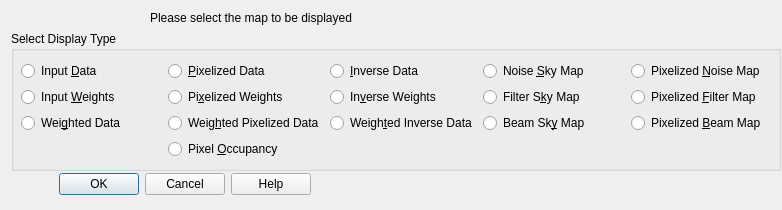
Old version of the form src/UIs/Qt-analyzer/mapselectdlg.ui in the repository wayman0/CAPS-Analyzer.
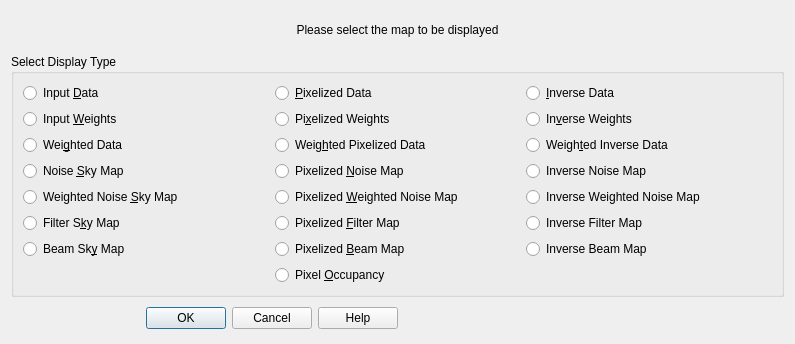
New version of the form.

The edit to the form file:
```diff
--- a/src/UIs/Qt-analyzer/mapselectdlg.ui
+++ b/src/UIs/Qt-analyzer/mapselectdlg.ui
@@ -6,8 +6,8 @@
    <rect>
     <x>0</x>
     <y>0</y>
-    <width>782</width>
-    <height>210</height>
+    <width>795</width>
+    <height>344</height>
    </rect>
   </property>
   <property name="minimumSize">
@@ -19,7 +19,7 @@
   <property name="windowTitle">
    <string>Dialog</string>
   </property>
-  <layout class="QFormLayout" name="formLayout">
+  <layout class="QGridLayout" name="gridLayout_2">
    <item row="0" column="0">
     <widget class="QLabel" name="title">
      <property name="minimumSize">
@@ -47,34 +47,11 @@
      <property name="title">
       <string>Select Display Type</string>
      </property>
-     <widget class="QWidget" name="layoutWidget">
-      <property name="geometry">
-       <rect>
-        <x>10</x>
-        <y>30</y>
-        <width>751</width>
-        <height>98</height>
-       </rect>
-      </property>
       <layout class="QGridLayout" name="gridLayout">
-       <item row="1" column="3">
-        <widget class="QRadioButton" name="filterSkyButton">
+      <item row="0" column="0">
+       <widget class="QRadioButton" name="dataButton">
          <property name="text">
-          <string>Filter S&amp;ky Map</string>
-         </property>
-        </widget>
-       </item>
-       <item row="1" column="2">
-        <widget class="QRadioButton" name="inverseWeightsButton">
-         <property name="text">
-          <string>In&amp;verse Weights</string>
-         </property>
-        </widget>
-       </item>
-       <item row="0" column="2">
-        <widget class="QRadioButton" name="inverseDataButton">
-         <property name="text">
-          <string>&amp;Inverse Data</string>
+         <string>Input &amp;Data</string>
          </property>
         </widget>
        </item>
@@ -85,10 +62,10 @@
          </property>
         </widget>
        </item>
-       <item row="2" column="2">
-        <widget class="QRadioButton" name="combinedInverseButton">
+      <item row="0" column="2">
+       <widget class="QRadioButton" name="inverseDataButton">
          <property name="text">
-          <string>Weigh&amp;ted Inverse Data</string>
+         <string>&amp;Inverse Data</string>
          </property>
         </widget>
        </item>
@@ -99,31 +76,17 @@
          </property>
         </widget>
        </item>
-       <item row="3" column="1">
-        <widget class="QRadioButton" name="pixelOccupancyButton">
+      <item row="1" column="1">
+       <widget class="QRadioButton" name="pixelWeightsButton">
          <property name="text">
-          <string>Pixel &amp;Occupancy</string>
+         <string>Pi&amp;xelized Weights</string>
          </property>
         </widget>
        </item>
-       <item row="0" column="0">
-        <widget class="QRadioButton" name="dataButton">
+      <item row="1" column="2">
+       <widget class="QRadioButton" name="inverseWeightsButton">
          <property name="text">
-          <string>Input &amp;Data</string>
-         </property>
-        </widget>
-       </item>
-       <item row="0" column="3">
-        <widget class="QRadioButton" name="noiseSkyButton">
-         <property name="text">
-          <string>Noise &amp;Sky Map</string>
-         </property>
-        </widget>
-       </item>
-       <item row="2" column="3">
-        <widget class="QRadioButton" name="beamSkyButton">
-         <property name="text">
-          <string>Beam Sk&amp;y Map</string>
+         <string>In&amp;verse Weights</string>
          </property>
         </widget>
        </item>
@@ -141,36 +104,105 @@
          </property>
         </widget>
        </item>
-       <item row="1" column="1">
-        <widget class="QRadioButton" name="pixelWeightsButton">
+      <item row="2" column="2">
+       <widget class="QRadioButton" name="combinedInverseButton">
          <property name="text">
-          <string>Pi&amp;xelized Weights</string>
+         <string>Weigh&amp;ted Inverse Data</string>
          </property>
         </widget>
        </item>
-       <item row="0" column="4">
+      <item row="3" column="0">
+       <widget class="QRadioButton" name="noiseSkyButton">
+        <property name="text">
+         <string>Noise &amp;Sky Map</string>
+        </property>
+       </widget>
+      </item>
+      <item row="3" column="1">
         <widget class="QRadioButton" name="noiseButton">
          <property name="text">
           <string>Pixelized &amp;Noise Map</string>
          </property>
         </widget>
        </item>
-       <item row="1" column="4">
+      <item row="3" column="2">
+       <widget class="QRadioButton" name="invNoiseButton">
+        <property name="text">
+         <string>Inverse Noise Map</string>
+        </property>
+       </widget>
+      </item>
+      <item row="4" column="0">
+       <widget class="QRadioButton" name="weightedNoiseSkyButton">
+        <property name="text">
+         <string>Weighted Noise &amp;Sky Map</string>
+        </property>
+       </widget>
+      </item>
+      <item row="4" column="1">
+       <widget class="QRadioButton" name="pixelWeightedNoiseButton">
+        <property name="text">
+         <string>Pixelized &amp;Weighted Noise Map</string>
+        </property>
+       </widget>
+      </item>
+      <item row="4" column="2">
+       <widget class="QRadioButton" name="invWeightedNoiseButton">
+        <property name="text">
+         <string>Inverse Weighted Noise Map</string>
+        </property>
+       </widget>
+      </item>
+      <item row="5" column="0">
+       <widget class="QRadioButton" name="filterSkyButton">
+        <property name="text">
+         <string>Filter S&amp;ky Map</string>
+        </property>
+       </widget>
+      </item>
+      <item row="5" column="1">
         <widget class="QRadioButton" name="filterButton">
          <property name="text">
           <string>Pixelized &amp;Filter Map</string>
          </property>
         </widget>
        </item>
-       <item row="2" column="4">
+      <item row="5" column="2">
+       <widget class="QRadioButton" name="invFilterButton">
+        <property name="text">
+         <string>Inverse Filter Map</string>
+        </property>
+       </widget>
+      </item>
+      <item row="6" column="0">
+       <widget class="QRadioButton" name="beamSkyButton">
+        <property name="text">
+         <string>Beam Sk&amp;y Map</string>
+        </property>
+       </widget>
+      </item>
+      <item row="6" column="1">
         <widget class="QRadioButton" name="beamButton">
          <property name="text">
           <string>Pixelized &amp;Beam Map</string>
          </property>
         </widget>
        </item>
-      </layout>
-     </widget>
+      <item row="6" column="2">
+       <widget class="QRadioButton" name="invBeamButton">
+        <property name="text">
+         <string>Inverse Beam Map</string>
+        </property>
+       </widget>
+      </item>
+      <item row="7" column="1">
+       <widget class="QRadioButton" name="pixelOccupancyButton">
+        <property name="text">
+         <string>Pixel &amp;Occupancy</string>
+        </property>
+       </widget>
+      </item>
+     </layout>
     </widget>
    </item>
    <item row="2" column="0">
```
Lines whose indentation alone changed are shown as unchanged.
